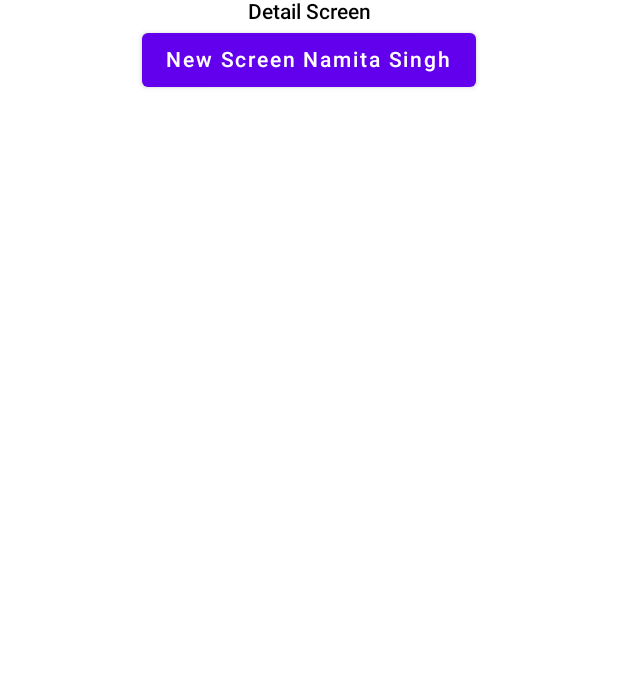
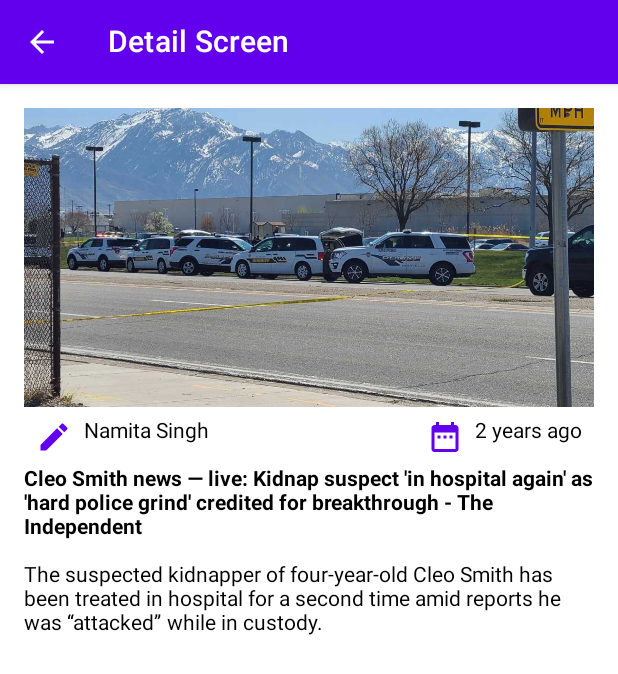
Before and after one commit to darmainchiro/News-App-Compose, an Android app built with Jetpack Compose: the @Preview function DetailScreenPreview, on a phone screen of 412 x 824 dp. Shown: the top 674 px of the screen. Run offline under Robolectric (Android 15) with nearby library versions, the phone set to English and light mode, and no system bars.

Commit message:
add appbar detail and formatting date

```diff
--- a/app/src/main/java/id/ajiguna/newsappcompose/MockData.kt
+++ b/app/src/main/java/id/ajiguna/newsappcompose/MockData.kt
@@ -1,4 +1,11 @@
 package id.ajiguna.newsappcompose
+
+import android.icu.text.SimpleDateFormat
+import android.os.Build
+import android.util.Log
+import java.util.Calendar
+import java.util.Date
+import java.util.Locale
 
 object MockData {
     val topNewsList = listOf<NewsData>(
@@ -69,4 +76,54 @@ object MockData {
     fun getNews(newsId: Int?):NewsData{
         return topNewsList.first{it.id == newsId}
     }
+
+    fun Date.getTimeAgo(): String {
+        val calendar = Calendar.getInstance()
+        calendar.time = this
+
+        val year = calendar.get(Calendar.YEAR)
+        val month = calendar.get(Calendar.MONTH)
+        val day = calendar.get(Calendar.DAY_OF_MONTH)
+        val hour = calendar.get(Calendar.HOUR_OF_DAY)
+        val minute = calendar.get(Calendar.MINUTE)
+
+        val currentCalendar = Calendar.getInstance()
+
+        val currentYear = currentCalendar.get(Calendar.YEAR)
+        val currentMonth = currentCalendar.get(Calendar.MONTH)
+        val currentDay = currentCalendar.get(Calendar.DAY_OF_MONTH)
+        val currentHour = currentCalendar.get(Calendar.HOUR_OF_DAY)
+        val currentMinute = currentCalendar.get(Calendar.MINUTE)
+
+        return if (year < currentYear) {
+            val interval = currentYear - year
+            if (interval == 1) "$interval year ago" else "$interval years ago"
+        } else if (month < currentMonth) {
+            val interval = currentMonth - month
+            if (interval == 1) "$interval month ago" else "$interval months ago"
+        } else if (day < currentDay) {
+            val interval = currentDay - day
+            if (interval == 1) "$interval day ago" else "$interval days ago"
+        } else if (hour < currentHour) {
+            val interval = currentHour - hour
+            if (interval == 1) "$interval hour ago" else "$interval hours ago"
+        } else if (minute < currentMinute) {
+            val interval = currentMinute - minute
+            if (interval == 1) "$interval minute ago" else "$interval minutes ago"
+        } else {
+            "a moment ago"
+        }
+    }
+
+    fun stringToDate(publishedAt: String): Date {
+        val date =
+            if (Build.VERSION.SDK_INT >= Build.VERSION_CODES.N) {
+                SimpleDateFormat("yyyy-MM-dd'T'HH:mm:ssxx", Locale.ENGLISH).parse(publishedAt)
+            } else {
+                java.text.SimpleDateFormat("yyyy-MM-dd'T'HH:mm:ssxx", Locale.ENGLISH).parse(publishedAt)
+            }
+        Log.d("published","$date")
+        return date
+    }
+
 }
--- a/app/src/main/java/id/ajiguna/newsappcompose/ui/NewsApp.kt
+++ b/app/src/main/java/id/ajiguna/newsappcompose/ui/NewsApp.kt
@@ -1,5 +1,6 @@
 package id.ajiguna.newsappcompose.ui
 
+import androidx.compose.foundation.rememberScrollState
 import androidx.compose.runtime.Composable
 import androidx.navigation.NavType
 import androidx.navigation.compose.NavHost
@@ -18,6 +19,7 @@ fun NewsApp() {
 @Composable
 fun Navigation(){
     val navController = rememberNavController()
+    val scrollState = rememberScrollState()
     NavHost(navController = navController, startDestination = "TopNews"){
         composable("TopNews"){
             TopNews(navController = navController)
@@ -28,7 +30,7 @@ fun Navigation(){
             navBackStackEntry ->
             val id = navBackStackEntry.arguments?.getInt("newsId")
             val newsData = MockData.getNews(id)
-            DetailScreen(navController = navController, newsData)
+            DetailScreen(newsData, scrollState, navController)
         }
     }
 
--- a/app/src/main/java/id/ajiguna/newsappcompose/ui/screen/DetailScreen.kt
+++ b/app/src/main/java/id/ajiguna/newsappcompose/ui/screen/DetailScreen.kt
@@ -1,40 +1,107 @@
 package id.ajiguna.newsappcompose.ui.screen
 
+import android.annotation.SuppressLint
+import androidx.compose.foundation.Image
+import androidx.compose.foundation.ScrollState
+import androidx.compose.foundation.layout.Arrangement
 import androidx.compose.foundation.layout.Column
+import androidx.compose.foundation.layout.Row
 import androidx.compose.foundation.layout.fillMaxWidth
+import androidx.compose.foundation.layout.padding
+import androidx.compose.foundation.rememberScrollState
+import androidx.compose.foundation.verticalScroll
 import androidx.compose.material.Button
+import androidx.compose.material.Icon
+import androidx.compose.material.IconButton
+import androidx.compose.material.Scaffold
 import androidx.compose.material.Text
+import androidx.compose.material.TopAppBar
+import androidx.compose.material.icons.Icons
+import androidx.compose.material.icons.filled.ArrowBack
+import androidx.compose.material.icons.filled.DateRange
+import androidx.compose.material.icons.filled.Edit
 import androidx.compose.runtime.Composable
 import androidx.compose.ui.Alignment
 import androidx.compose.ui.Modifier
+import androidx.compose.ui.graphics.vector.ImageVector
+import androidx.compose.ui.res.colorResource
+import androidx.compose.ui.res.painterResource
 import androidx.compose.ui.text.font.FontWeight
 import androidx.compose.ui.tooling.preview.Preview
+import androidx.compose.ui.unit.dp
 import androidx.navigation.NavController
 import androidx.navigation.compose.rememberNavController
+import id.ajiguna.newsappcompose.MockData
+import id.ajiguna.newsappcompose.MockData.getTimeAgo
 import id.ajiguna.newsappcompose.NewsData
+import id.ajiguna.newsappcompose.R
 
 @Composable
-fun DetailScreen(navController: NavController, newsData: NewsData){
+fun DetailScreen(newsData: NewsData, scrollState: ScrollState, navController: NavController){
+    Scaffold(
+        topBar = {
+            DetailTopAppBar(onBackPressed = {navController.popBackStack()})
+        },
+        content = {it
             Column(
-        modifier = Modifier.fillMaxWidth(), horizontalAlignment = Alignment.CenterHorizontally
+                modifier = Modifier
+                    .fillMaxWidth()
+                    .padding(16.dp)
+                    .verticalScroll(scrollState),
+                horizontalAlignment = Alignment.CenterHorizontally
             ) {
-        Text(text = "Detail Screen", fontWeight =  FontWeight.SemiBold)
-        Button(onClick = {
-            navController.popBackStack()
-        }) {
-            Text(text = "New Screen ${newsData.author}")
+                Image(painter = painterResource(id = newsData.image),
+                    contentDescription = "")
+                Row(modifier = Modifier
+                    .fillMaxWidth()
+                    .padding(8.dp),
+                    horizontalArrangement = Arrangement.SpaceBetween
+                ) {
+                    InfoWithIcon(Icons.Default.Edit, info = newsData.author)
+                    InfoWithIcon(Icons.Default.DateRange, info = MockData.stringToDate(newsData.publishedAt).getTimeAgo())
                 }
+                Text(text = newsData.title, fontWeight = FontWeight.Bold)
+                Text(text = newsData.description, modifier = Modifier.padding(top=16.dp))
+            }
+        }
+    )
+}
+
+@Composable
+fun DetailTopAppBar(onBackPressed: ()-> Unit = {}){
+    TopAppBar(title = {
+      Text(text = "Detail Screen", fontWeight = FontWeight.SemiBold)},
+        navigationIcon = {
+            IconButton(onClick = { onBackPressed }) {
+                Icon(imageVector = Icons.Default.ArrowBack, contentDescription = "")
+            }
+        }
+    )
+}
+
+@Composable
+fun InfoWithIcon( icon: ImageVector, info: String){
+    Row {
+        Icon(icon, contentDescription = "Author",
+            modifier = Modifier.padding(end=8.dp),
+            colorResource(id = R.color.purple_500)
+        )
+        Text(text = info)
     }
 }
 
 @Preview(showBackground = true)
 @Composable
 fun DetailScreenPreview(){
-    DetailScreen(rememberNavController(), NewsData(
+    DetailScreen(
+        NewsData(
             2,
             author = "Namita Singh",
             title = "Cleo Smith news — live: Kidnap suspect 'in hospital again' as 'hard police grind' credited for breakthrough - The Independent",
             description = "The suspected kidnapper of four-year-old Cleo Smith has been treated in hospital for a second time amid reports he was “attacked” while in custody.",
             publishedAt = "2021-11-04T04:42:40Z"
-    ))
+        ),
+        rememberScrollState(),
+        rememberNavController()
+    )
 }
--- a/app/src/main/java/id/ajiguna/newsappcompose/ui/screen/TopNews.kt
+++ b/app/src/main/java/id/ajiguna/newsappcompose/ui/screen/TopNews.kt
@@ -25,6 +25,7 @@ import androidx.compose.ui.unit.dp
 import androidx.navigation.NavController
 import androidx.navigation.compose.rememberNavController
 import id.ajiguna.newsappcompose.MockData
+import id.ajiguna.newsappcompose.MockData.getTimeAgo
 import id.ajiguna.newsappcompose.NewsData
 
 @Composable
@@ -57,7 +58,7 @@ fun TopNewsItem(newsData: NewsData, onNewsClick: ()-> Unit = {}){
             .wrapContentHeight()
             .padding(top = 16.dp, start = 16.dp),
             verticalArrangement = Arrangement.SpaceBetween) {
-            Text(text = newsData.publishedAt, color = Color.White, fontWeight = FontWeight.SemiBold)
+            Text(text = MockData.stringToDate(newsData.publishedAt).getTimeAgo(), color = Color.White, fontWeight = FontWeight.SemiBold)
             Spacer(modifier = Modifier.height(100.dp))
             Text(text = newsData.title, color = Color.White, fontWeight = FontWeight.SemiBold)
         }
```
Lines whose indentation alone changed are shown as unchanged.
